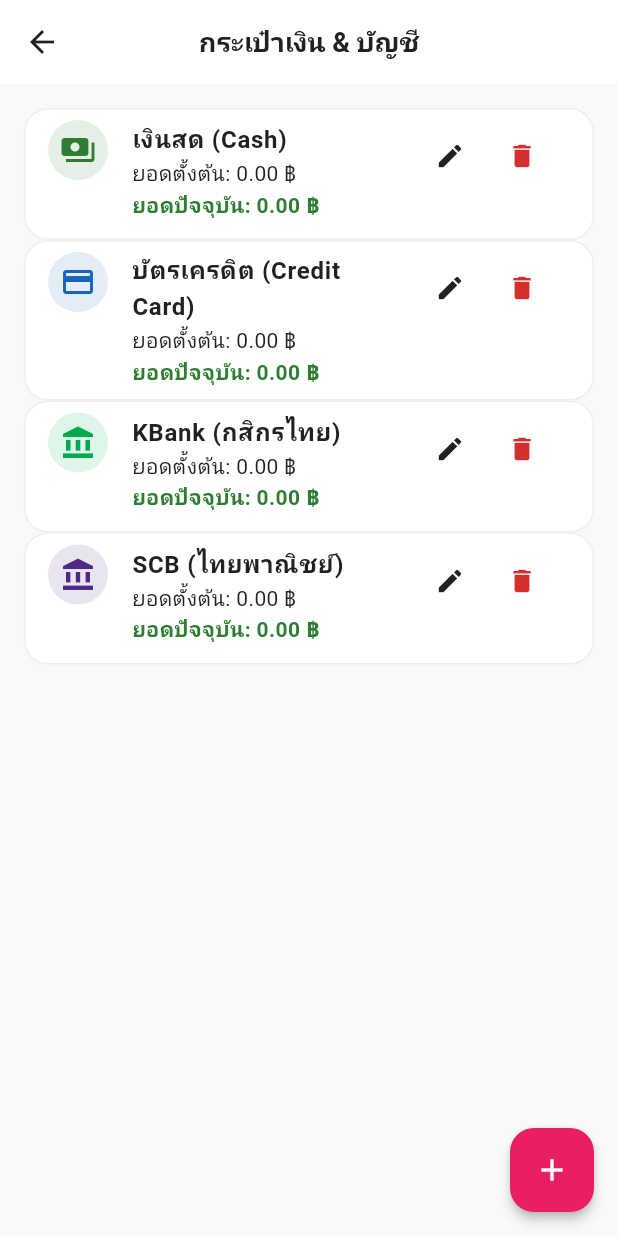
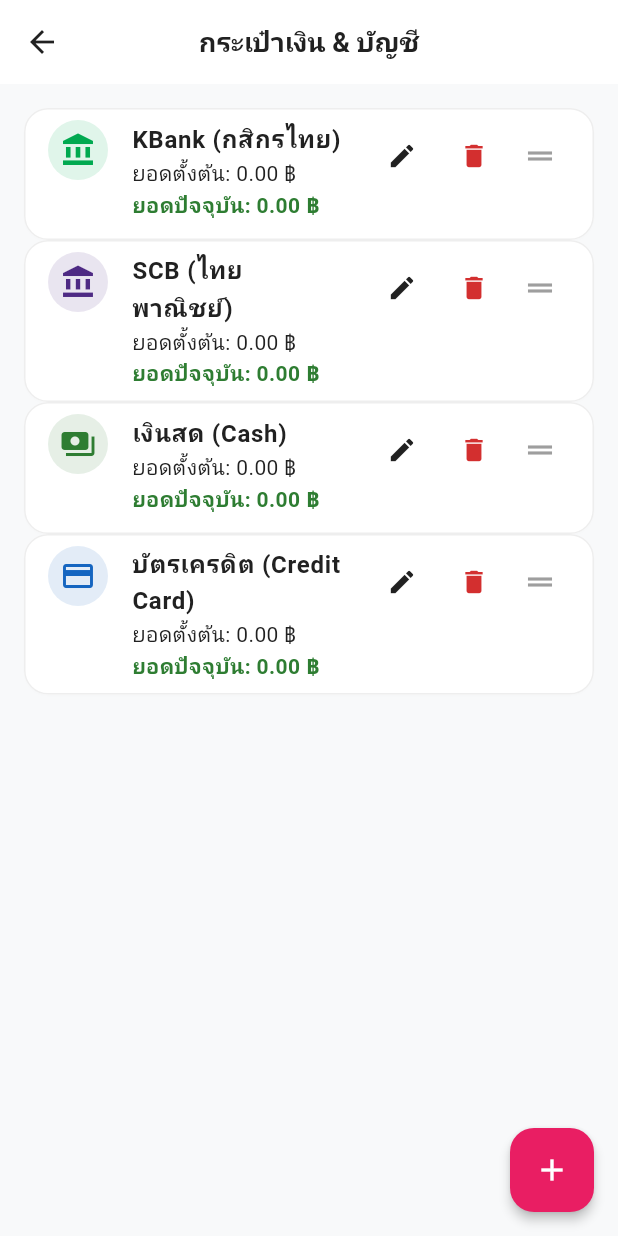
Before and after one commit to snoopy1989doo-source/expense_tracker, a Flutter app: the SettingsScreen screen opened directly, after a tap on "จัดการกระเป๋าเงิน & บัญชี", on a phone screen of 412 x 824 dp. Run offline on Flutter 3.47's test engine with Material 3 defaults, Android fonts, the phone set to English and light mode, and no system bars; our stand-ins replace cloud_firestore, csv, firebase_auth, firebase_core, firebase_storage, fl_chart and 5 more; missing offline and left inert: dart:js_util; accounts and stored records are empty; network calls fail; Roboto replaces fonts that are missing (Prompt).

Commit message:
fix: Solve True Wallet bill save crash, duplicate notifications, settings screen layout bridge, and wallet reordering list

```diff
--- a/lib/models/wallet.dart
+++ b/lib/models/wallet.dart
@@ -7,6 +7,7 @@
   final String icon;
   final double startingBalance;
   final double currentBalance; // Dynamic calculated or reconciled
+  final int order;
   final DateTime createdAt;
 
   Wallet({
@@ -16,6 +17,7 @@
     required this.icon,
     required this.startingBalance,
     required this.currentBalance,
+    required this.order,
     required this.createdAt,
   });
 
@@ -26,6 +28,7 @@
     String? icon,
     double? startingBalance,
     double? currentBalance,
+    int? order,
     DateTime? createdAt,
   }) {
     return Wallet(
@@ -35,6 +38,7 @@
       icon: icon ?? this.icon,
       startingBalance: startingBalance ?? this.startingBalance,
       currentBalance: currentBalance ?? this.currentBalance,
+      order: order ?? this.order,
       createdAt: createdAt ?? this.createdAt,
     );
   }
@@ -47,6 +51,7 @@
       'icon': icon,
       'startingBalance': startingBalance,
       'currentBalance': currentBalance,
+      'order': order,
       'createdAt': Timestamp.fromDate(createdAt),
     };
   }
@@ -59,6 +64,7 @@
       icon: map['icon'] ?? 'account_balance_wallet',
       startingBalance: (map['startingBalance'] as num?)?.toDouble() ?? 0.0,
       currentBalance: (map['currentBalance'] as num?)?.toDouble() ?? 0.0,
+      order: map['order'] ?? 0,
       createdAt: map['createdAt'] != null
           ? (map['createdAt'] as Timestamp).toDate()
           : DateTime.now(),
--- a/lib/providers/onboarding_provider.dart
+++ b/lib/providers/onboarding_provider.dart
@@ -113,13 +113,15 @@
       }
     }
 
-    final wallets = DefaultCategoriesData.defaultWallets.map((wData) => Wallet(
+    int currentOrder = 0;
+    final List<Wallet> wallets = DefaultCategoriesData.defaultWallets.map((wData) => Wallet(
       id: wData['id'],
       name: wData['name'],
       color: wData['color'],
       icon: wData['icon'],
       startingBalance: wData['startingBalance'],
       currentBalance: wData['startingBalance'],
+      order: currentOrder++,
       createdAt: DateTime.now(),
     )).toList();
 
--- a/lib/screens/onboarding/guided_onboarding_screen.dart
+++ b/lib/screens/onboarding/guided_onboarding_screen.dart
@@ -294,6 +294,7 @@
             ElevatedButton(
               onPressed: () {
                 if (_customNameController.text.trim().isNotEmpty) {
+                  final onboardingState = ref.read(onboardingFlowProvider);
                   final newWallet = Wallet(
                     id: 'custom_wallet_${const Uuid().v4()}',
                     name: _customNameController.text.trim(),
@@ -301,6 +302,7 @@
                     icon: selectedIcon,
                     startingBalance: 0.0,
                     currentBalance: 0.0,
+                    order: onboardingState.selectedWallets.length,
                     createdAt: DateTime.now(),
                   );
                   ref.read(onboardingFlowProvider.notifier).addCustomWallet(newWallet);
--- a/lib/screens/settings/settings_screen.dart
+++ b/lib/screens/settings/settings_screen.dart
@@ -460,6 +460,26 @@
                 const SizedBox(height: 16),
 
                 // Center: Duo Avatars & Love Heart Bridge
+                Stack(
+                  alignment: Alignment.center,
+                  children: [
+                    // Background Line Bridge connecting avatars
+                    Positioned(
+                      left: 60,
+                      right: 60,
+                      top: 34, // Vertical center of the 68px tall avatars
+                      child: Container(
+                        height: 2,
+                        decoration: BoxDecoration(
+                          gradient: LinearGradient(
+                            colors: [
+                              AppColors.primary.withOpacity(0.4),
+                              Colors.purple.withOpacity(0.4),
+                            ],
+                          ),
+                        ),
+                      ),
+                    ),
                     Row(
                       mainAxisAlignment: MainAxisAlignment.spaceEvenly,
                       crossAxisAlignment: CrossAxisAlignment.center,
@@ -616,12 +636,16 @@
                                   borderRadius: BorderRadius.circular(6),
                                 ),
                                 child: Text(
-                              partnerProfile != null ? 'แฟน 💕' : 'กดเพื่อเชิญแฟน',
+                                  partnerProfile != null
+                                      ? 'แฟน 💕'
+                                      : (coupleRoomAsync.value?.isFull == true ? 'แฟน 💕' : 'กดเพื่อเชิญแฟน'),
                                   style: TextStyle(fontSize: 9, color: Colors.purple.shade700, fontWeight: FontWeight.bold),
                                 ),
                               ),
                             ],
                           ),
+                        ),
+                      ],
                     ),
                   ],
                 ),
--- a/lib/screens/wallet/wallet_management_screen.dart
+++ b/lib/screens/wallet/wallet_management_screen.dart
@@ -105,6 +105,7 @@
             ElevatedButton(
               onPressed: () {
                 if (_nameController.text.trim().isNotEmpty) {
+                  final walletList = ref.read(walletsProvider);
                   final wallet = Wallet(
                     id: existing?.id ?? 'wallet_${const Uuid().v4()}',
                     name: _nameController.text.trim(),
@@ -112,6 +113,7 @@
                     icon: _selectedIcon,
                     startingBalance: double.tryParse(_balanceController.text) ?? 0.0,
                     currentBalance: existing?.currentBalance ?? (double.tryParse(_balanceController.text) ?? 0.0),
+                    order: existing?.order ?? walletList.length,
                     createdAt: existing?.createdAt ?? DateTime.now(),
                   );
                   if (existing == null) {
@@ -167,14 +169,24 @@
       ),
       body: wallets.isEmpty
           ? const Center(child: Text('ไม่มีกระเป๋าเงิน กดปุ่ม + เพื่อเพิ่ม'))
-          : ListView.builder(
+          : ReorderableListView.builder(
               padding: const EdgeInsets.all(16),
               itemCount: wallets.length,
+              onReorder: (oldIndex, newIndex) {
+                if (oldIndex < newIndex) {
+                  newIndex -= 1;
+                }
+                final List<Wallet> reorderedList = List<Wallet>.from(wallets);
+                final item = reorderedList.removeAt(oldIndex);
+                reorderedList.insert(newIndex, item);
+                ref.read(rawWalletsProvider.notifier).reorderWallets(reorderedList);
+              },
               itemBuilder: (context, index) {
                 final wallet = wallets[index];
                 final wColor = AppColors.fromHex(wallet.color);
 
                 return Card(
+                  key: ValueKey(wallet.id),
                   child: ListTile(
                     leading: CircleAvatar(
                       backgroundColor: wColor.withOpacity(0.12),
@@ -206,6 +218,8 @@
                           icon: const Icon(Icons.delete, color: AppColors.expense, size: 20),
                           onPressed: () => _confirmDeleteWallet(wallet),
                         ),
+                        const SizedBox(width: 8),
+                        const Icon(Icons.drag_handle, color: Colors.grey),
                       ],
                     ),
                   ),
```
Also changed, not shown: lib/models/transaction_item.dart (+41 -9 lines), lib/providers/auth_provider.dart (+14 -1 lines), lib/providers/transaction_provider.dart (+17 -10 lines), lib/providers/wallet_provider.dart (+17 -1 lines), lib/repositories/transaction_repository.dart (+24 -3 lines), lib/repositories/wallet_repository.dart (+7 -1 lines), lib/screens/dashboard/main_navigation_screen.dart (+19 -5 lines), lib/screens/transaction/add_edit_transaction_screen.dart (+6 -3 lines). Lines whose indentation alone changed are shown as unchanged.
